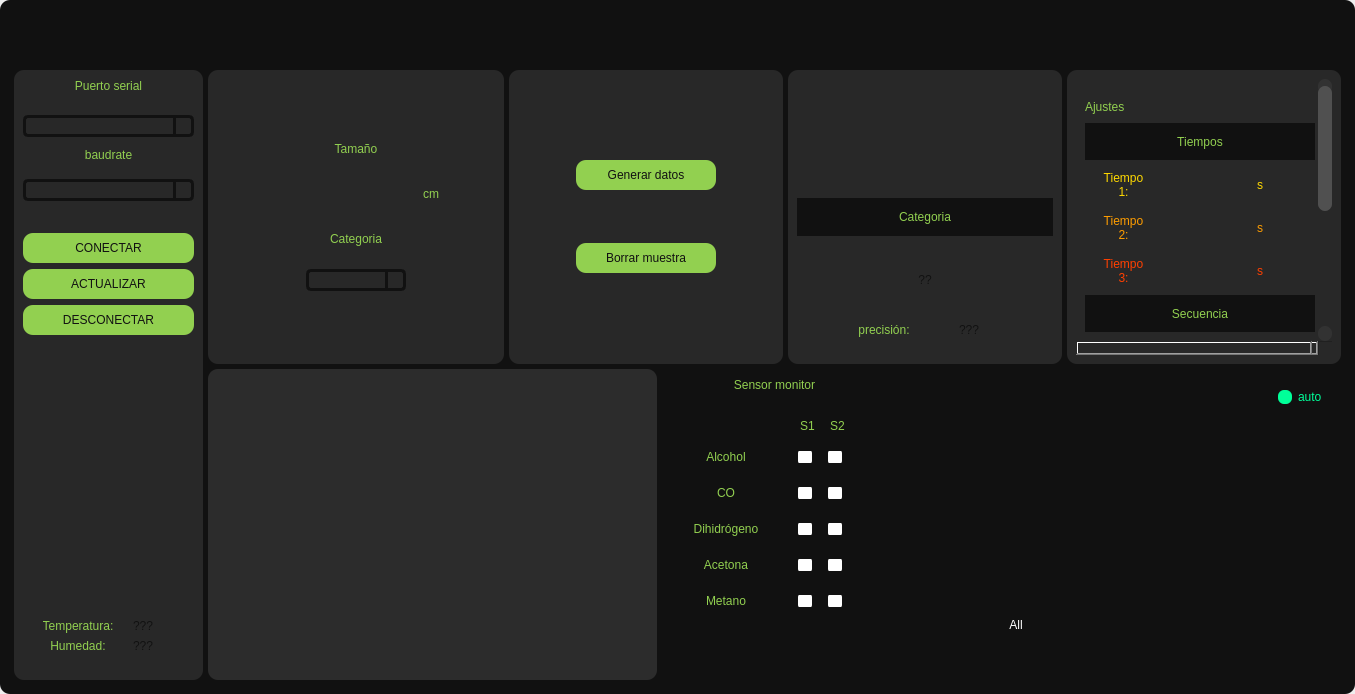
Before: the Qt Designer form Design.ui in victor456472/HMI-Enose, drawn with Qt 5.
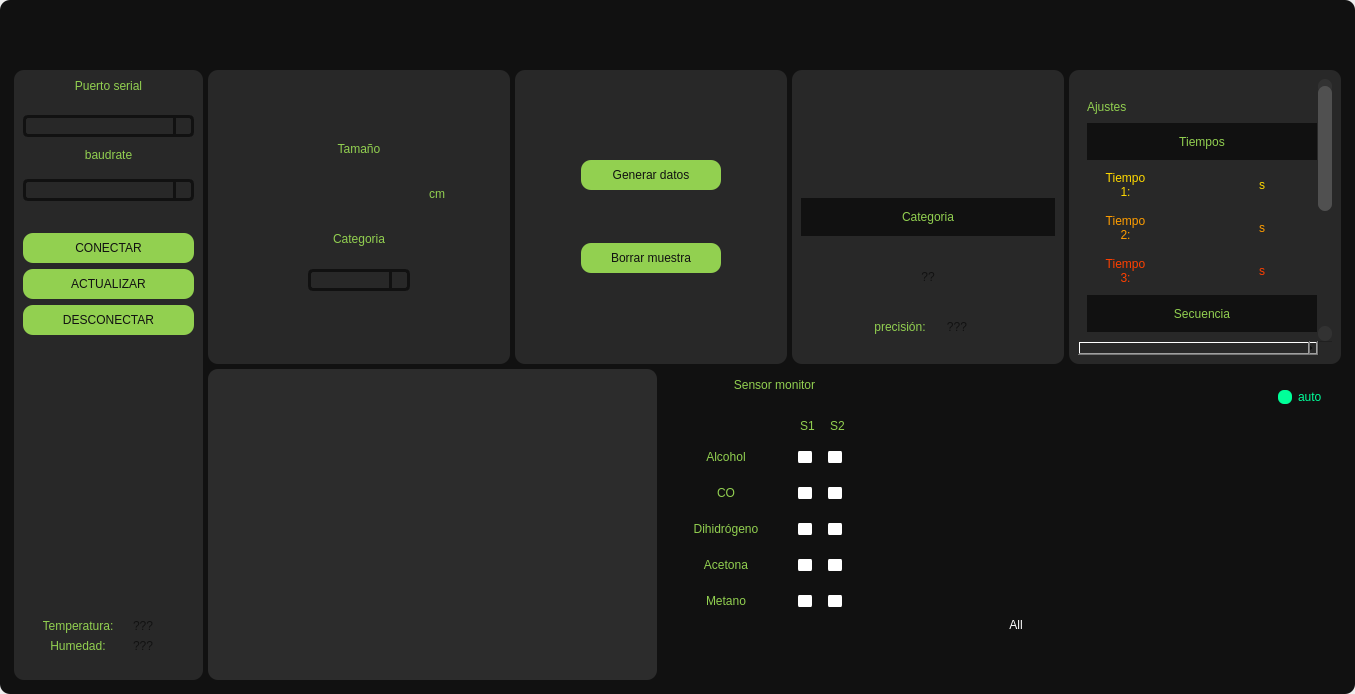
After: the same form once the commit is applied. Icons and pictures are not drawn.

Commit message: optimizando visualizacion del label: precision

What changed in the file:
```diff
--- a/Design.ui
+++ b/Design.ui
@@ -833,7 +833,7 @@
                        <widget class="QLineEdit" name="lineEdit_tamano">
                         <property name="minimumSize">
                          <size>
-                          <width>144</width>
+                          <width>150</width>
                           <height>30</height>
                          </size>
                         </property>
@@ -960,7 +960,7 @@
                        <widget class="QComboBox" name="comboBox_categoria">
                         <property name="minimumSize">
                          <size>
-                          <width>96</width>
+                          <width>102</width>
                           <height>0</height>
                          </size>
                         </property>
@@ -1455,6 +1455,19 @@
                            <enum>QFrame::Raised</enum>
                           </property>
                           <layout class="QHBoxLayout" name="horizontalLayout_30">
+                           <item>
+                            <spacer name="horizontalSpacer_20">
+                             <property name="orientation">
+                              <enum>Qt::Horizontal</enum>
+                             </property>
+                             <property name="sizeHint" stdset="0">
+                              <size>
+                               <width>40</width>
+                               <height>20</height>
+                              </size>
+                             </property>
+                            </spacer>
+                           </item>
                            <item>
                             <widget class="QLabel" name="labelAccuracyHeader">
                              <property name="maximumSize">
@@ -1477,9 +1490,15 @@
                            </item>
                            <item>
                             <widget class="QLabel" name="labelAccuracy">
+                             <property name="minimumSize">
+                              <size>
+                               <width>50</width>
+                               <height>0</height>
+                              </size>
+                             </property>
                              <property name="maximumSize">
                               <size>
-                               <width>40</width>
+                               <width>50</width>
                                <height>16777215</height>
                               </size>
                              </property>
@@ -1490,8 +1509,24 @@
                              <property name="text">
                               <string>???</string>
                              </property>
+                             <property name="alignment">
+                              <set>Qt::AlignCenter</set>
+                             </property>
                             </widget>
                            </item>
+                           <item>
+                            <spacer name="horizontalSpacer_21">
+                             <property name="orientation">
+                              <enum>Qt::Horizontal</enum>
+                             </property>
+                             <property name="sizeHint" stdset="0">
+                              <size>
+                               <width>40</width>
+                               <height>20</height>
+                              </size>
+                             </property>
+                            </spacer>
+                           </item>
                           </layout>
                          </widget>
                         </item>
@@ -1549,7 +1584,7 @@
                        <rect>
                         <x>0</x>
                         <y>0</y>
-                        <width>242</width>
+                        <width>241</width>
                         <height>518</height>
                        </rect>
                       </property>
```
The commit also changes 2 other files.
